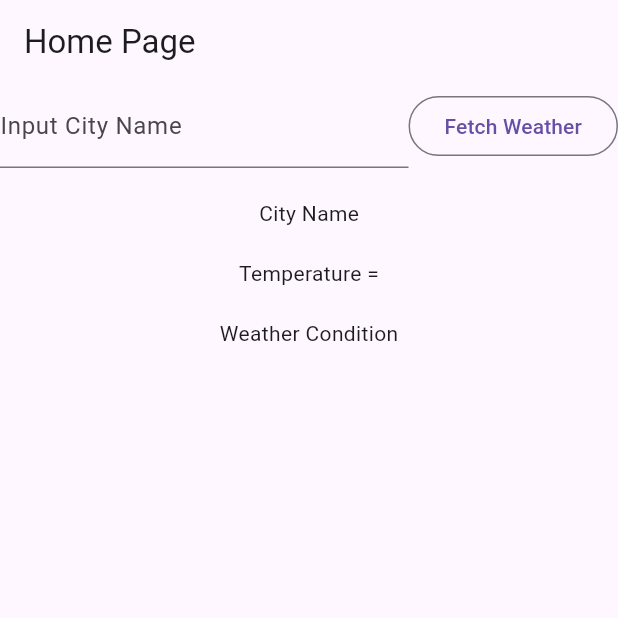
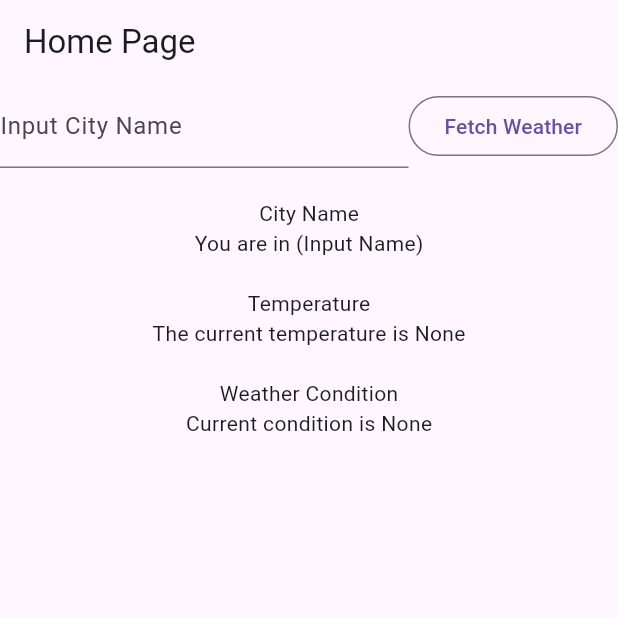
Before and after one commit to iKeiNagai/Mobile-Apps, a Flutter app: the screen it shows after launch, on a phone screen of 412 x 824 dp, the top half of it. Run offline on Flutter 3.47's test engine with Material 3 defaults, Android fonts, the phone set to English and light mode, and no system bars.

Commit message:
Displayed simulated weather info

```diff
--- a/weather_info_app/lib/main.dart
+++ b/weather_info_app/lib/main.dart
@@ -43,8 +43,9 @@ class HomePage extends StatefulWidget {
 class _HomePageState extends State<HomePage> {
   final TextEditingController _fetch = TextEditingController();
   List<String> all_info = [];
-  String temperature = "";
-  String weather_condition = "";
+  String city_name = "(Input Name)";
+  String temperature = "None";
+  String weather_condition = "None";
 
   @override
   Widget build(BuildContext context) {
@@ -66,7 +67,8 @@ class _HomePageState extends State<HomePage> {
                 OutlinedButton(
                     onPressed: () {
                       setState(() {
-                        all_info=_generated_weather(_fetch.text);
+                        city_name = _fetch.text;
+                        all_info=_generated_weather(city_name);
                         temperature = all_info[0];
                         weather_condition = all_info[1];
                       });
@@ -76,10 +78,13 @@ class _HomePageState extends State<HomePage> {
             ),
             SizedBox(height: 20),
             Text("City Name"),
+            Text("You are in $city_name"),
             SizedBox(height: 20),
-            Text("Temperature ="),
+            Text("Temperature"),
+            Text("The current temperature is $temperature"),
             SizedBox(height: 20),
-            Text("Weather Condition")
+            Text("Weather Condition"),
+            Text("Current condition is $weather_condition"),
           ],
         ),
       ),
```
